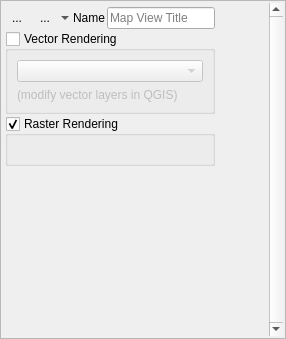
jakimowb/eo-time-series-viewer, file timeseriesviewer/ui/mapviewdefinition.ui: the form before one commit.
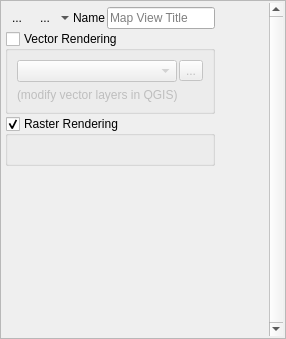
The form after the commit. Icons and pictures are not drawn. Custom widgets are drawn as their Qt base class.

Commit message: Vector layer styles can be changed without QGIS (yessssssssss!)

Diff of the .ui file:
```diff
--- a/timeseriesviewer/ui/mapviewdefinition.ui
+++ b/timeseriesviewer/ui/mapviewdefinition.ui
@@ -235,6 +235,14 @@
            <enum>QLayout::SetMinAndMaxSize</enum>
           </property>
           <item>
+           <layout class="QHBoxLayout" name="horizontalLayout">
+            <property name="spacing">
+             <number>2</number>
+            </property>
+            <property name="topMargin">
+             <number>0</number>
+            </property>
+            <item>
            <widget class="QgsMapLayerComboBox" name="cbQgsVectorLayer">
             <property name="enabled">
              <bool>false</bool>
@@ -254,6 +262,15 @@
            </widget>
           </item>
           <item>
+             <widget class="QToolButton" name="btnSetVectorStyle">
+              <property name="text">
+               <string>...</string>
+              </property>
+             </widget>
+            </item>
+           </layout>
+          </item>
+          <item>
            <widget class="QLabel" name="label_3">
             <property name="text">
              <string>(modify vector layers in QGIS)</string>
```
Left out of the diff: 69 changed lines with no effect on the pictures. Lines whose indentation alone changed are shown as unchanged. The commit also changes 2 other files.
